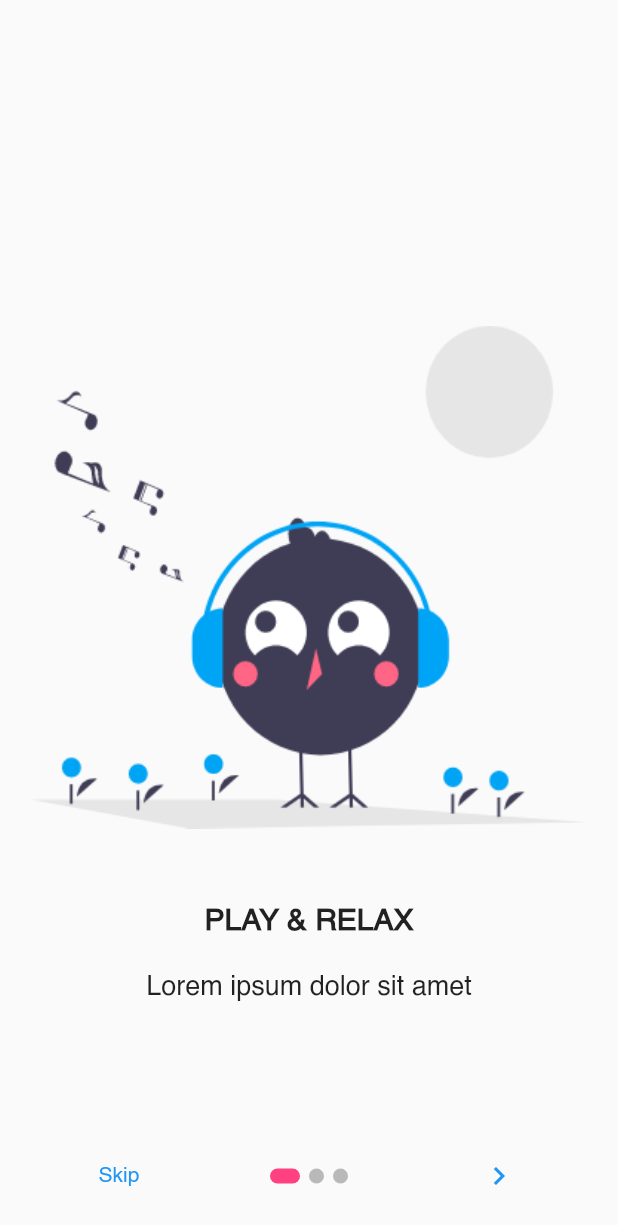
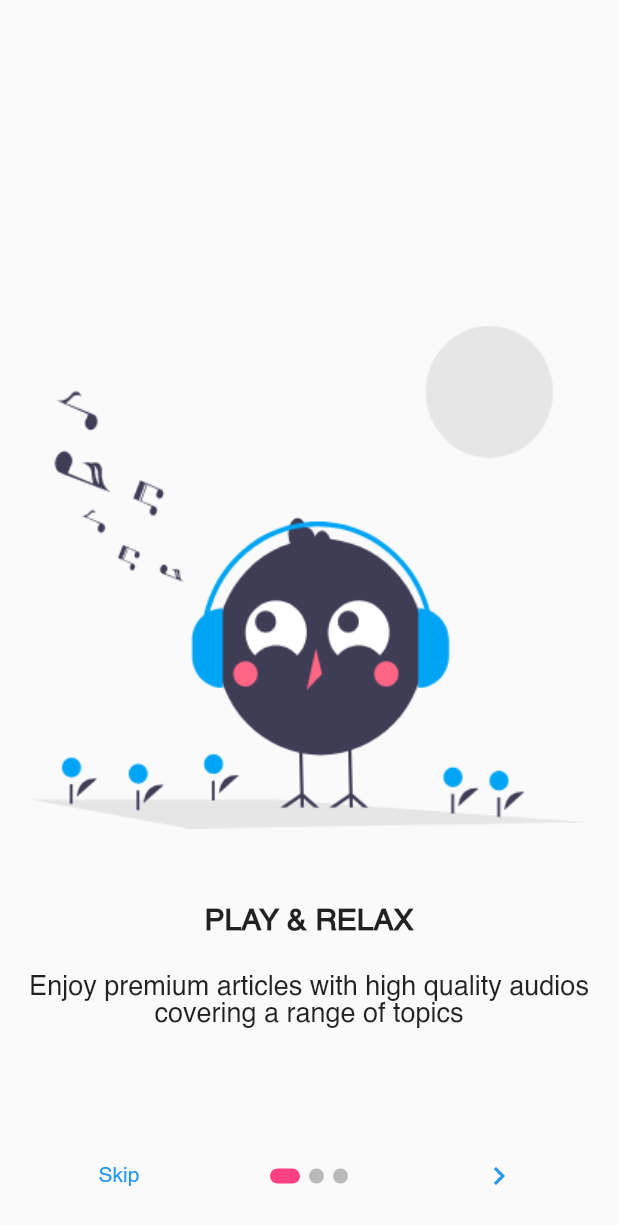
Before and after one commit to numberbee7070/headsup_app, a Flutter app: the screen it shows after launch, on a phone screen of 412 x 824 dp. Shown: the top 1225 px of the screen. Run offline on Flutter 3.47's test engine with Material 2 defaults, Android fonts, the phone set to English and light mode, and no system bars; drawn by our look-alikes of introduction_screen; our stand-ins replace country_code_picker, firebase_auth, firebase_core, google_sign_in, image_picker, just_audio and 2 more; missing offline and left inert: flutter_auth_buttons; accounts and stored records are empty; generated files the repository leaves out were written again.

Commit message:
intro page content

```diff
--- a/lib/welcome/welcome.dart
+++ b/lib/welcome/welcome.dart
@@ -15,21 +15,21 @@ class IntroScreen extends StatelessWidget {
     PageViewModel page1 = PageViewModel(
       title: "PLAY & RELAX",
       image: Image.asset("assets/images/welcome_page1.png"),
-      body: "Lorem ipsum dolor sit amet",
+      body: "Enjoy premium articles with high quality audios covering a range of topics",
       decoration: pageDecoration,
     );
 
     PageViewModel page2 = PageViewModel(
       title: "CONNECT WITH MATES",
       image: Image.asset("assets/images/welcome_page2.png"),
-      body: "Lorem ipsum dolor sit amet",
+      body: "Building a mental wellness community",
       decoration: pageDecoration,
     );
 
     PageViewModel page3 = PageViewModel(
       title: "TRUSTED EXPERTS",
       image: Image.asset("assets/images/welcome_page3.png"),
-      body: "Lorem ipsum dolor sit amet",
+      body: "Get a check with a psychologist because therapy is cool",
       decoration: pageDecoration,
     );
 
```
